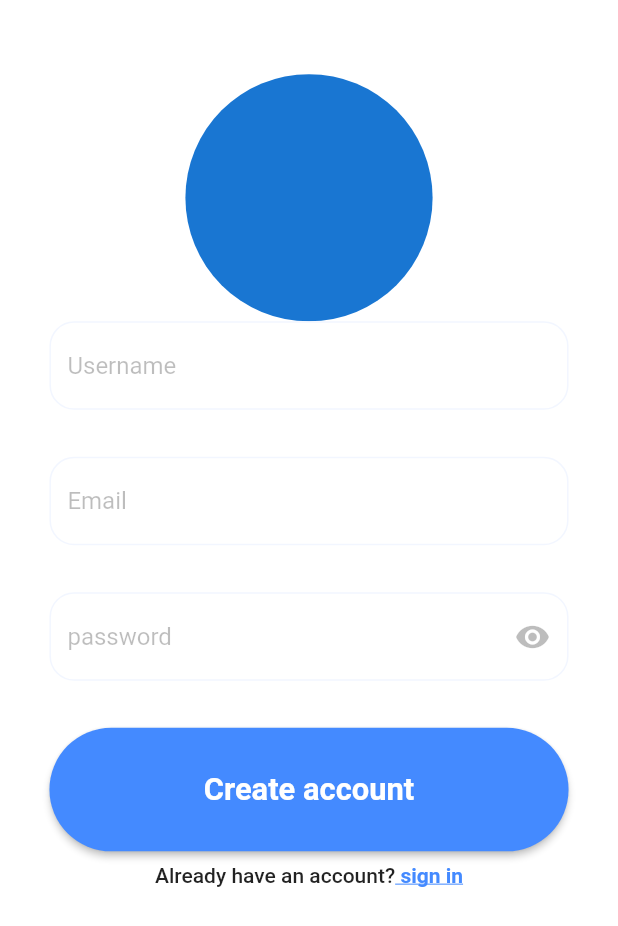
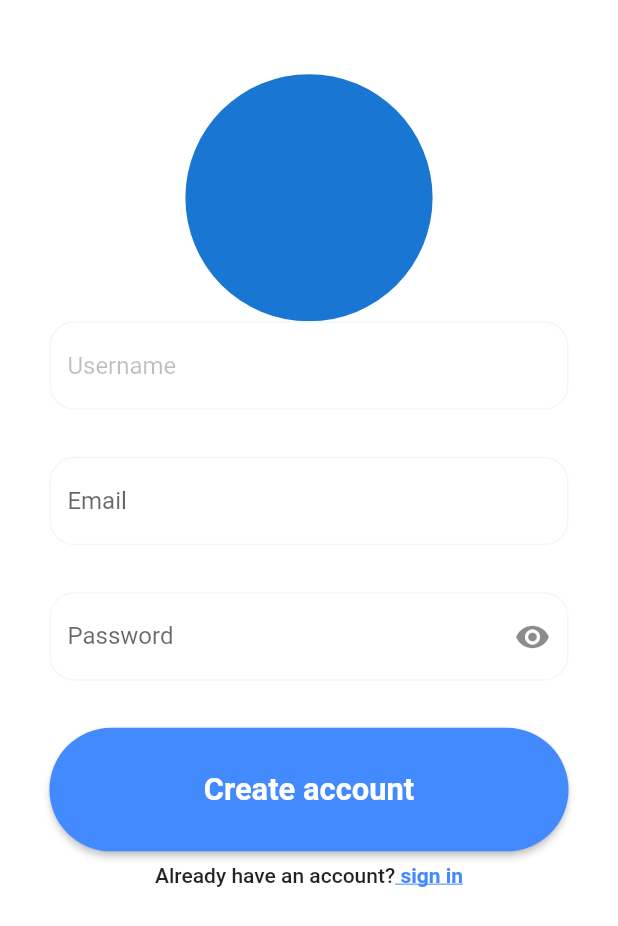
Before and after one commit to korhlins/Plana, a Flutter app: the SignUpScreen screen opened by its route, on a phone screen of 412 x 824 dp. Shown: the top 926 px of the screen. Run offline on Flutter 3.47's test engine with Material 2 defaults, Android fonts, the light colour scheme and no system bars; our stand-ins replace animated_bottom_navigation_bar, firebase_auth, firebase_core, flutter_datetime_picker, sqflite; missing offline and left inert: date_utils, modal_progress_hud_alt; accounts and stored records are empty.

Commit message:
modifying the code.

```diff
--- a/lib/View/screen/Sign_up_screen.dart
+++ b/lib/View/screen/Sign_up_screen.dart
@@ -17,6 +17,7 @@ class SignUpScreen extends StatefulWidget {
 }
 
 class _SignUpScreenState extends State<SignUpScreen> {
+  final _formKey = GlobalKey<FormState>();
   TextEditingController controller = TextEditingController();
   TextEditingController usernameController = TextEditingController();
   TextEditingController emailController = TextEditingController();
@@ -31,6 +32,8 @@ class _SignUpScreenState extends State<SignUpScreen> {
       body: ModalProgressHUD(
         inAsyncCall: context.watch<SignInAndOutProvider>().getSpinnerAction,
         child: SafeArea(
+          child: Form(
+            key: _formKey,
             child: SingleChildScrollView(
               physics: ClampingScrollPhysics(),
               child: Padding(
@@ -52,32 +55,79 @@ class _SignUpScreenState extends State<SignUpScreen> {
                     SizedBox(
                       height: height * 0.038,
                     ),
-                  TextFields(
-                    hintText: 'Email',
-                    passwordVisible: false,
-                    inputTextType: TextInputType.emailAddress,
+                    TextFormField(
+                      decoration: InputDecoration(
+                        labelText: "Email",
+                        hintText: "kelvin@email.com",
+                        hintStyle: const TextStyle(
+                          color: Colors.black26,
+                        ),
+                        focusedBorder: OutlineInputBorder(
+                          borderSide:
+                              const BorderSide(color: Color(0xFFF2F6FF)),
+                          borderRadius: BorderRadius.circular(height * 0.02),
+                        ),
+                        enabledBorder: OutlineInputBorder(
+                          borderSide: const BorderSide(
+                            color: Color(0xFFF2F6FF),
+                          ),
+                          borderRadius: BorderRadius.circular(height * 0.02),
+                        ),
+                      ),
                       controller: emailController,
+                      keyboardType: TextInputType.emailAddress,
+                      autovalidateMode: AutovalidateMode.onUserInteraction,
+                      validator: (inputText) {
+                        return inputText!.isNotEmpty && inputText.contains("@")
+                            ? null
+                            : "email address incorrect";
+                      },
                     ),
                     SizedBox(
                       height: height * 0.038,
                     ),
-                  TextFields(
-                    hintText: 'password',
-                    controller: passwordController,
-                    passwordVisible: context
-                        .watch<SignInAndOutProvider>()
-                        .getPasswordVisibility,
+                    TextFormField(
+                      decoration: InputDecoration(
+                        labelText: "Password",
+                        hintText: "*******",
                         suffixIcon: IconButton(
-                      color: Colors.black26,
                           icon: Icon(context
                                   .watch<SignInAndOutProvider>()
                                   .getPasswordVisibility
                               ? Icons.visibility_off
                               : Icons.visibility),
                           onPressed: () {
-                        context.read<SignInAndOutProvider>().toggleVisibility();
+                            context
+                                .read<SignInAndOutProvider>()
+                                .toggleVisibility();
                           },
                         ),
+                        hintStyle: const TextStyle(
+                          color: Colors.black26,
+                        ),
+                        focusedBorder: OutlineInputBorder(
+                          borderSide:
+                              const BorderSide(color: Color(0xFFF2F6FF)),
+                          borderRadius: BorderRadius.circular(height * 0.02),
+                        ),
+                        enabledBorder: OutlineInputBorder(
+                          borderSide: const BorderSide(
+                            color: Color(0xFFF2F6FF),
+                          ),
+                          borderRadius: BorderRadius.circular(height * 0.02),
+                        ),
+                      ),
+                      controller: passwordController,
+                      keyboardType: TextInputType.emailAddress,
+                      obscureText: !context
+                          .read<SignInAndOutProvider>()
+                          .getPasswordVisibility,
+                      validator: (String? passwordInput) {
+                        return passwordInput!.isNotEmpty &&
+                                passwordInput.length < 6
+                            ? "password must  contain a least 6 characters"
+                            : null;
+                      },
                     ),
                     SizedBox(
                       height: height * 0.038,
@@ -115,6 +165,7 @@ class _SignUpScreenState extends State<SignUpScreen> {
             ),
           ),
         ),
+      ),
     );
   }
 }
```
Lines whose indentation alone changed are shown as unchanged.
